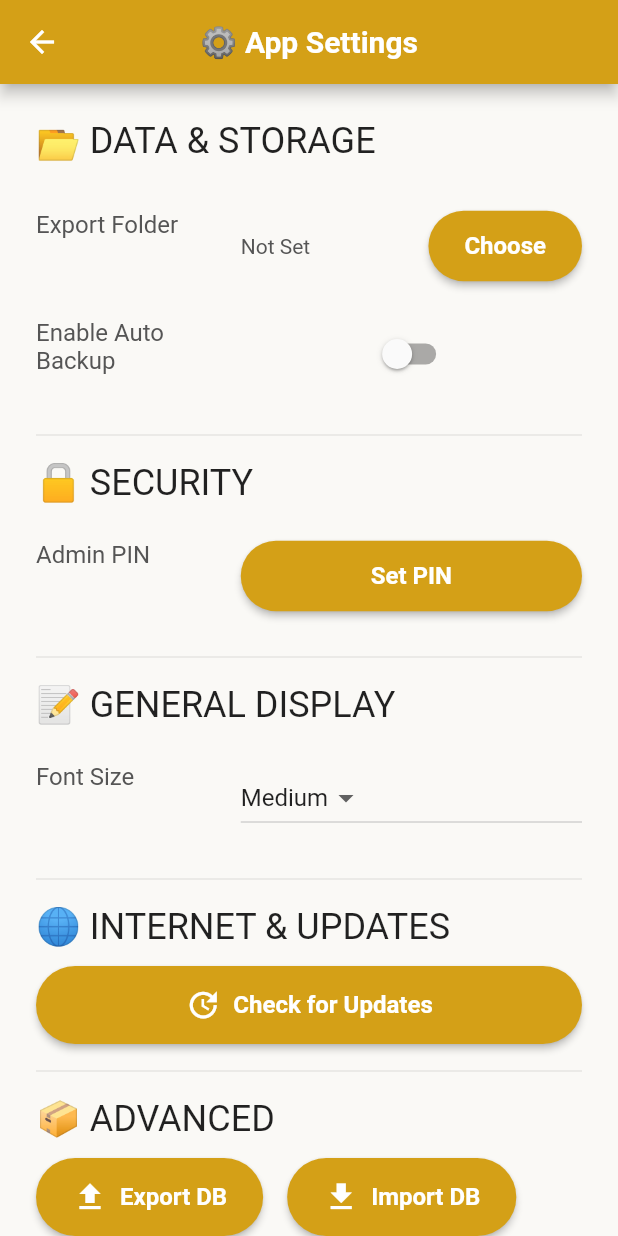
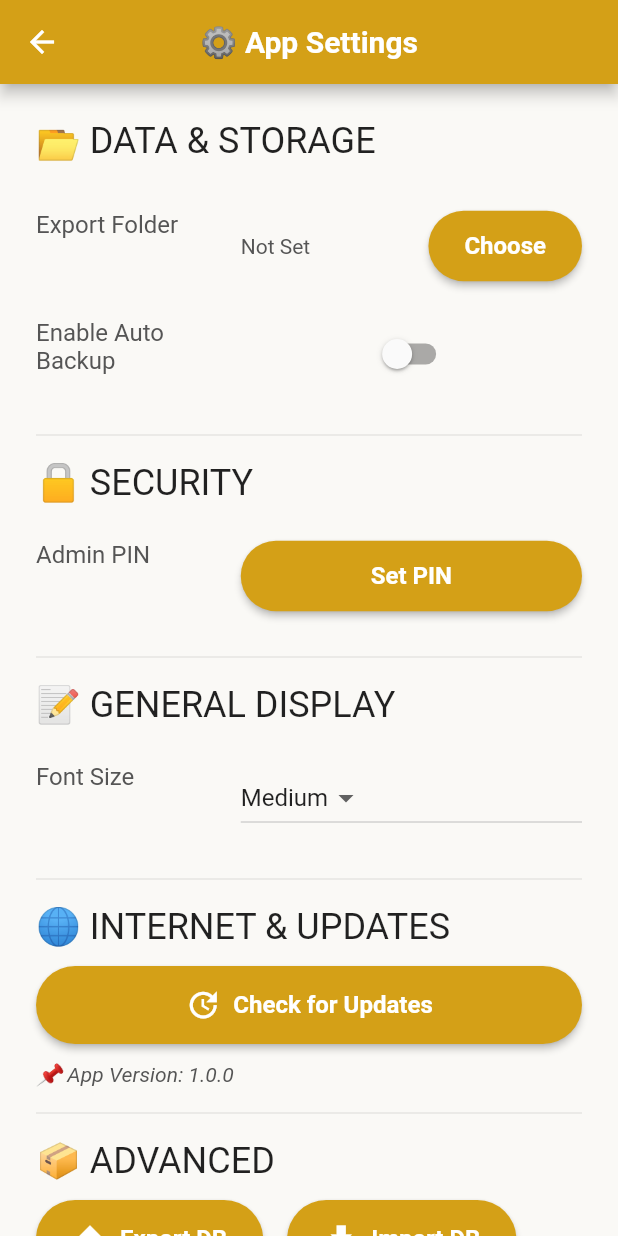
Before and after one commit to Nofal2001/jsalary_manager, a Flutter app: the SettingsScreen screen opened directly, on a phone screen of 412 x 824 dp. Run offline on Flutter 3.47's test engine with Material 3 defaults, Android fonts, the light colour scheme and no system bars; our stand-ins replace cloud_firestore, file_picker, firebase_core, fl_chart, lucide_icons, package_info_plus and 2 more; missing offline and left inert: excel; accounts and stored records are empty; network calls fail.

Commit message:
Fix update logic and show version in settings

```diff
--- a/lib/main.dart
+++ b/lib/main.dart
@@ -1,30 +1,16 @@
 import 'package:flutter/material.dart';
 import 'package:salary_app/screens/home_screen.dart';
 import 'package:salary_app/services/settings_service.dart';
-import 'package:salary_app/services/update_service.dart';
 import 'package:salary_app/theme/theme.dart';
 
 void main() async {
   WidgetsFlutterBinding.ensureInitialized();
-  await SettingsService.init();
+  await SettingsService.init(); // Ensure SharedPreferences is initialized
   runApp(const MyApp());
 }
 
-class MyApp extends StatefulWidget {
+class MyApp extends StatelessWidget {
   const MyApp({super.key});
-
-  @override
-  State<MyApp> createState() => _MyAppState();
-}
-
-class _MyAppState extends State<MyApp> {
-  @override
-  void initState() {
-    super.initState();
-    Future.delayed(Duration.zero, () {
-      UpdateService.checkForUpdates(context, showNoUpdateMessage: false);
-    });
-  }
 
   @override
   Widget build(BuildContext context) {
@@ -32,7 +18,7 @@ class _MyAppState extends State<MyApp> {
       title: 'Georgina Stone Salary App',
       debugShowCheckedModeBanner: false,
       theme: AppTheme.themeData,
-      home: const HomeScreen(),
+      home: const HomeScreen(), // 👈 Update check now handled in HomeScreen
     );
   }
 }
--- a/lib/screens/settings_screen.dart
+++ b/lib/screens/settings_screen.dart
@@ -6,6 +6,7 @@ import 'package:url_launcher/url_launcher.dart';
 import 'package:salary_app/screens/roles_screen.dart';
 import 'package:salary_app/services/settings_service.dart';
 import '../theme/theme.dart';
+import 'package:package_info_plus/package_info_plus.dart'; // ⬅️ Import this at the top
 
 class SettingsScreen extends StatefulWidget {
   const SettingsScreen({super.key});
@@ -19,6 +20,7 @@ class _SettingsScreenState extends State<SettingsScreen> {
   bool autoBackup = false;
   String fontSize = 'Medium';
   String? adminPin;
+  String appVersion = 'Loading...';
 
   @override
   void initState() {
@@ -28,11 +30,14 @@ class _SettingsScreenState extends State<SettingsScreen> {
 
   Future<void> _loadSettings() async {
     final pin = await SettingsService.getAdminPin();
+    final info = await PackageInfo.fromPlatform();
+
     setState(() {
       exportPath = SettingsService.get('exportPath', '');
       autoBackup = SettingsService.get('autoBackup', false);
       fontSize = SettingsService.get('fontSize', 'Medium');
       adminPin = pin;
+      appVersion = info.version;
     });
   }
 
@@ -191,6 +196,9 @@ class _SettingsScreenState extends State<SettingsScreen> {
             label: const Text("Check for Updates"),
             onPressed: _checkForUpdates,
           ),
+          const SizedBox(height: 12),
+          Text("📌 App Version: $appVersion",
+              style: TextStyle(fontSize: 14, fontStyle: FontStyle.italic)),
           const Divider(height: 36),
           Text("📦 ADVANCED", style: Theme.of(context).textTheme.headlineSmall),
           const SizedBox(height: 12),
--- a/pubspec.yaml
+++ b/pubspec.yaml
@@ -1,6 +1,6 @@
 name: salary_app
 description: Salary management app for stone company
-version: 1.0.0+1
+version: 1.0.0+2
 
 environment:
   sdk: ">=3.0.0 <4.0.0"
@@ -37,6 +37,9 @@ dependencies:
   file_picker: ^10.0.0
   http: ^1.3.0
   url_launcher: ^6.2.5
+  package_info_plus: 8.3.0
+
+
 
 
 
```
Also changed, not shown: lib/screens/home_screen.dart (+57 -2 lines), lib/services/update_service.dart (+21 -18 lines), pubspec.lock, 1 other file.
